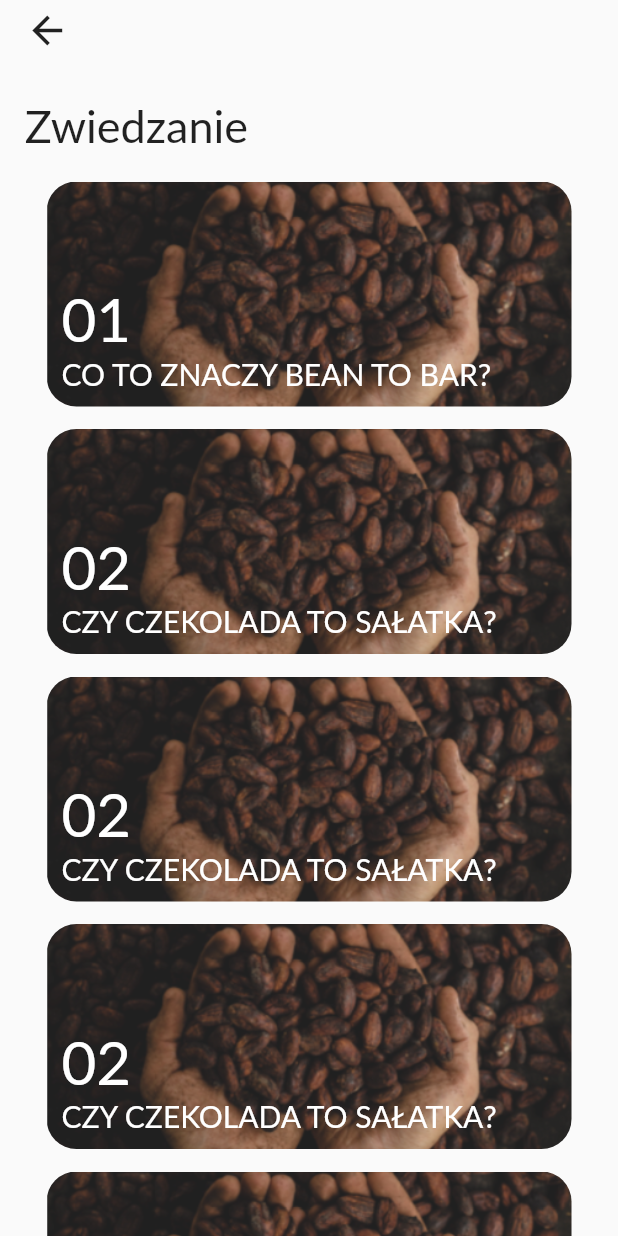
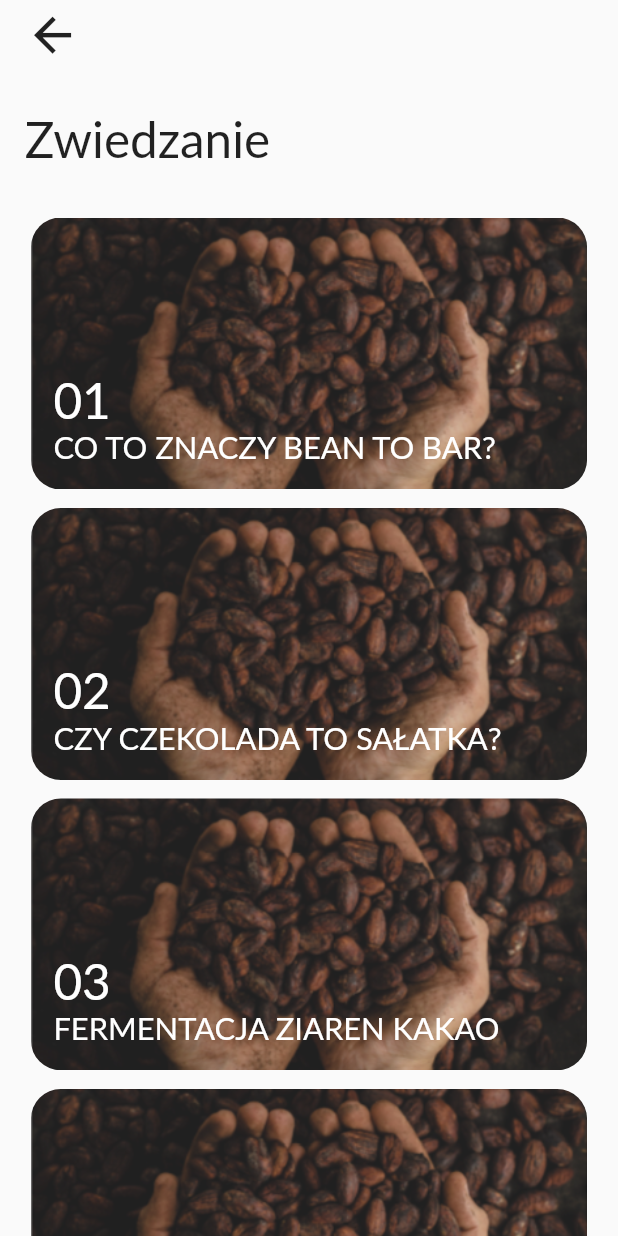
Before and after one commit to KajetanBilinski/BeskidChocolateApplication, a Flutter app: the screen it shows after launch, after a tap on "Zwiedzanie", on a phone screen of 412 x 824 dp. Run offline on Flutter 3.47's test engine with Material 2 defaults, Android fonts, the phone set to English and light mode, and no system bars; Roboto replaces fonts that are missing (Lato).

Commit message:
Responsiveness of PresentationPage
Added variables for responsiveness

```diff
--- a/lib/main.dart
+++ b/lib/main.dart
@@ -28,6 +28,8 @@ class MyApp extends StatelessWidget {
 
 void initializeGlobalValues(BuildContext context)
 {
+  GlobalVariables.backIconSize = MediaQuery.of(context).size.height * 0.045;
+
   GlobalVariables.fontSizeButtonHomePage = MediaQuery.of(context).size.height * 0.03;
   GlobalVariables.buttonHeightHomePage = MediaQuery.of(context).size.height * 0.067;
   GlobalVariables.buttonWidthHomePage = MediaQuery.of(context).size.width * 0.55;
@@ -55,4 +57,12 @@ void initializeGlobalValues(BuildContext context)
   GlobalVariables.spaceIconIconAboutUs  = MediaQuery.of(context).size.width * 0.1;
   GlobalVariables.spaceBackIconHeightAboutUs  = MediaQuery.of(context).size.height * 0.07;
   GlobalVariables.spaceBackIconWidthAboutUs  = MediaQuery.of(context).size.width * 0.04;
+
+  GlobalVariables.presentationButtonWidth  = MediaQuery.of(context).size.width * 0.9;
+  GlobalVariables.presentationButtonHeight  = MediaQuery.of(context).size.height * 0.22;
+  GlobalVariables.presentationSpaceButton  = MediaQuery.of(context).size.height * 0.015;
+  GlobalVariables.presentationSpaceTitle  = MediaQuery.of(context).size.height * 0.04;
+  GlobalVariables.presentationButtonTextSize  = MediaQuery.of(context).size.height * 0.025;
+  GlobalVariables.presentationNumberTextSize  = MediaQuery.of(context).size.height * 0.04;
+  GlobalVariables.presentationTitleTextSize  = MediaQuery.of(context).size.height * 0.04;
 }
--- a/lib/pages/about_us_page.dart
+++ b/lib/pages/about_us_page.dart
@@ -34,7 +34,10 @@ class AboutUs extends StatelessWidget {
                                 MaterialPageRoute(builder: (context) => const HomePage()),
                               );
                             },
-                            child: const Icon(Icons.arrow_back)
+                            child: Icon(
+                                Icons.arrow_back,
+                                size: GlobalVariables.backIconSize
+                            )
                         )],
                       )
 
--- a/lib/pages/presentation_main_page.dart
+++ b/lib/pages/presentation_main_page.dart
@@ -30,8 +30,8 @@ class PresentationMain extends StatelessWidget {
                                         MaterialPageRoute(builder: (context) => const HomePage()),
                                       );
                                     },
-                                    child: const Icon(Icons.arrow_back,
-                                    size: 30,)
+                                    child: Icon(Icons.arrow_back,
+                                    size: GlobalVariables.backIconSize)
                                 )],
                             )
 
@@ -48,12 +48,12 @@ class PresentationMain extends StatelessWidget {
                               [
                                 SizedBox(
                                     width: GlobalVariables.spaceBackIconWidthAboutUs),
-                                const Text(
+                                Text(
                                   'Zwiedzanie',
                                   textAlign: TextAlign.left,
                                   style: TextStyle(
                                       fontFamily: 'Lato',
-                                      fontSize: 30
+                                      fontSize: GlobalVariables.presentationTitleTextSize
                                   ),
                                 )
                               ],
@@ -66,10 +66,10 @@ class PresentationMain extends StatelessWidget {
                         Column(
                             children:
                             [
-                              SizedBox(height: 20),
+                              SizedBox(height: GlobalVariables.presentationSpaceTitle),
                               Container(
                                 alignment: Alignment.center,
-                                width: 350,
+                                width: GlobalVariables.presentationButtonWidth,
                                 child:
                                 Column(
                                     mainAxisAlignment: MainAxisAlignment.center,
@@ -80,30 +80,31 @@ class PresentationMain extends StatelessWidget {
                                           '01',
                                           'CO TO ZNACZY BEAN TO BAR?'
                                       ),
-                                      SizedBox(height: 15),
+                                      SizedBox(height: GlobalVariables.presentationSpaceButton),
                                       createInkWell(
                                           'assets/images/presentation_main_page/sample.png',
                                           '02',
                                           'CZY CZEKOLADA TO SAŁATKA?'
                                       ),
-                                      SizedBox(height: 15),
+                                      SizedBox(height: GlobalVariables.presentationSpaceButton),
                                       createInkWell(
                                           'assets/images/presentation_main_page/sample.png',
-                                          '02',
+                                          '03',
+                                          'FERMENTACJA ZIAREN KAKAO'
+                                      ),
+                                      SizedBox(height: GlobalVariables.presentationSpaceButton),
+                                      createInkWell(
+                                          'assets/images/presentation_main_page/sample.png',
+                                          '04',
                                           'CZY CZEKOLADA TO SAŁATKA?'
                                       ),
-                                      SizedBox(height: 15),
+                                      SizedBox(height: GlobalVariables.presentationSpaceButton),
                                       createInkWell(
                                           'assets/images/presentation_main_page/sample.png',
-                                          '02',
+                                          '05',
                                           'CZY CZEKOLADA TO SAŁATKA?'
                                       ),
-                                      SizedBox(height: 15),
-                                      createInkWell(
-                                          'assets/images/presentation_main_page/sample.png',
-                                          '02',
-                                          'CZY CZEKOLADA TO SAŁATKA?'
-                                      )
+                                      SizedBox(height: GlobalVariables.presentationSpaceButton)
                                     ]
                                 ),
                               )
@@ -136,31 +137,31 @@ class PresentationMain extends StatelessWidget {
             borderRadius: BorderRadius.circular(20.0),
             child: Image.asset(
               imagePath,
-              width: 800,
-              height: 150,
+              width: GlobalVariables.presentationButtonWidth,
+              height: GlobalVariables.presentationButtonHeight,
               fit: BoxFit.cover,
             ),
           ),
           Positioned(
-            left: 10.0, // Odstęp od lewej strony
-            bottom: 10.0, // Odstęp od dolnej strony
+            left: 15.0, // Odstęp od lewej strony
+            bottom: 15.0, // Odstęp od dolnej strony
             child: RichText(
               text: TextSpan(
                 children: [
                   TextSpan(
                     text: number+'\n',
-                    style: const TextStyle(
+                    style:  TextStyle(
                       color: Colors.white,
-                      fontSize: 40.0,
+                      fontSize: GlobalVariables.presentationNumberTextSize,
                       fontFamily: 'Lato'
 
                     ),
                   ),
                   TextSpan(
                     text: text.toUpperCase(),
-                    style: const TextStyle(
+                    style:  TextStyle(
                         color: Colors.white,
-                        fontSize: 20.0,
+                        fontSize: GlobalVariables.presentationButtonTextSize,
                         fontFamily: 'Lato'
                     ),
                   ),
--- a/lib/utils/GlobalVariables.dart
+++ b/lib/utils/GlobalVariables.dart
@@ -1,5 +1,8 @@
 
 class GlobalVariables {
+
+  static double backIconSize = 0.0;
+
   static double fontSizeButtonHomePage = 0.0;
   static double buttonWidthHomePage = 0.0;
   static double buttonHeightHomePage = 0.0;
@@ -28,6 +31,16 @@ class GlobalVariables {
   static double spaceBackIconHeightAboutUs=0.0;
   static double spaceBackIconWidthAboutUs=0.0;
 
+  static double presentationButtonWidth=0.0;
+  static double presentationButtonHeight=0.0;
+  static double presentationSpaceButton=0.0;
+  static double presentationButtonTextSize=0.0;
+  static double presentationNumberTextSize=0.0;
+  static double presentationTitleTextSize=0.0;
+  static double presentationSpaceTitle=0.0;
+
+
+
 
 
 }
```
